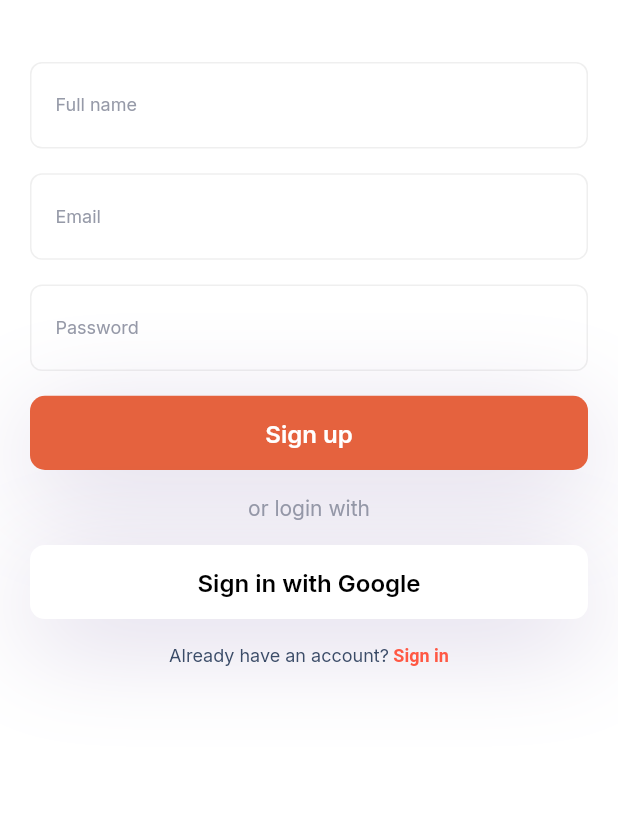
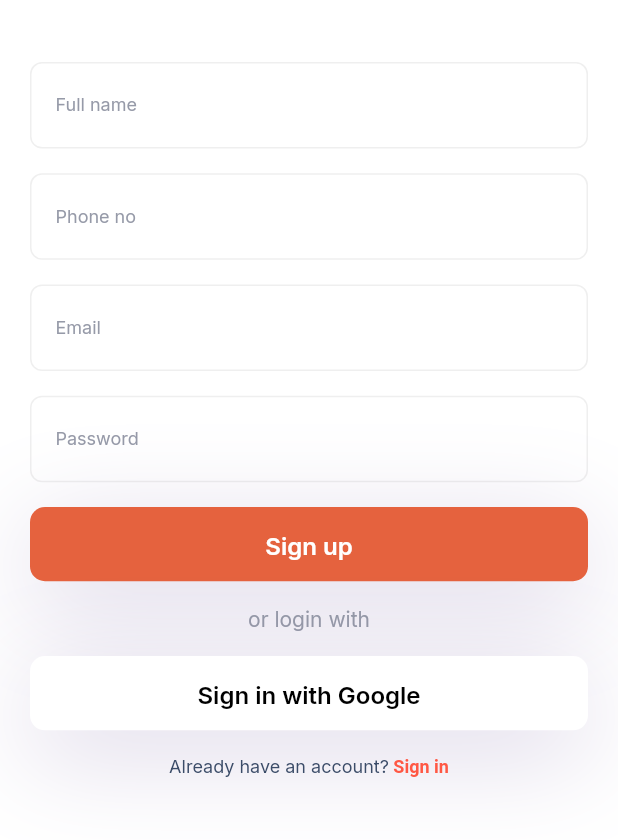
Before and after one commit to 1041harpreet/doabaindianRestaurent, a Flutter app: the SignUpScreen screen opened directly, on a phone screen of 412 x 824 dp, the part 301-1141 px from its top. Run offline on Flutter 3.47's test engine with Material 2 defaults, Android fonts, the phone set to English and light mode, and no system bars; drawn by our look-alikes of reactive_forms; our stand-ins replace auto_animated, auto_size_text, awesome_notifications, badges, cached_network_image, carousel_slider and 12 more; missing offline and left inert: awesome_notifications_fcm, dart:ffi, iconify_flutter, mailer, maps_launcher; accounts and stored records are empty.

Commit message:
auth ,cart completed

```diff
--- a/lib/screens/auth/login_screen.dart
+++ b/lib/screens/auth/login_screen.dart
@@ -3,6 +3,7 @@ import 'package:flutter_riverpod/flutter_riverpod.dart';
 import 'package:flutter_svg/svg.dart';
 import 'package:google_fonts/google_fonts.dart';
 import 'package:reactive_forms/reactive_forms.dart';
+import 'package:restaurent_app/screens/auth/forget_password.dart';
 import 'package:restaurent_app/screens/auth/sign_up_screen.dart';
 import 'package:restaurent_app/screens/navBar/nav_bar.dart';
 import 'package:restaurent_app/widgets/toast_service.dart';
@@ -108,7 +109,8 @@ class LoginScreen extends ConsumerWidget {
                   GestureDetector(
                     onTap: () {
                       print('click');
-                      authprovider.resetPassword('1041harpreet@gmail.com');
+                      Navigator.push(context, MaterialPageRoute(builder: (context) => ForgetPasswordScreen(),));
+                      // authprovider.resetPassword('1041harpreet@gmail.com');
                       // authprovider.updateEmail('1044harpreet@gmail.com');
 
                     },
@@ -132,6 +134,7 @@ class LoginScreen extends ConsumerWidget {
               Button(size,"Sign in",Colors.white,AppConfig.primaryColor,(){
                 if( authprovider.loginForm.valid){
                   authprovider.signIn(authprovider.loginForm.control('email').value,authprovider.loginForm.control('password').value,context);
+                  authprovider.getUserInfo();
                 print('sign in');
                 }
                 else{
--- a/lib/screens/auth/sign_up_screen.dart
+++ b/lib/screens/auth/sign_up_screen.dart
@@ -58,8 +58,8 @@ class SignUpScreen extends ConsumerWidget {
   const SignUpScreen({Key? key}) : super(key: key);
 
   @override
-  Widget build(BuildContext context,WidgetRef ref) {
-    final authprovider=ref.watch(authProvider);
+  Widget build(BuildContext context, WidgetRef ref) {
+    final authprovider = ref.watch(authProvider);
     final size = MediaQuery.of(context).size;
     return Scaffold(
       resizeToAvoidBottomInset: false,
@@ -67,7 +67,6 @@ class SignUpScreen extends ConsumerWidget {
       body: SafeArea(
         child: Column(
           children: [
-
             //to give space from top
             const Expanded(
               flex: 1,
@@ -77,7 +76,7 @@ class SignUpScreen extends ConsumerWidget {
             //page content here
             Expanded(
               flex: 9,
-              child: buildCard(size,authprovider,context),
+              child: buildCard(size, authprovider, context),
             ),
           ],
         ),
@@ -85,7 +84,7 @@ class SignUpScreen extends ConsumerWidget {
     );
   }
 
-  Widget buildCard(Size size,authprovider,context) {
+  Widget buildCard(Size size, authprovider, context) {
     return Container(
       alignment: Alignment.center,
       decoration: const BoxDecoration(
@@ -96,7 +95,7 @@ class SignUpScreen extends ConsumerWidget {
       child: Padding(
         padding: const EdgeInsets.symmetric(horizontal: 20.0),
         child: ReactiveForm(
-          formGroup:authprovider.SignUpForm ,
+          formGroup: authprovider.SignUpForm,
           child: Column(
             mainAxisAlignment: MainAxisAlignment.start,
             children: <Widget>[
@@ -132,37 +131,57 @@ class SignUpScreen extends ConsumerWidget {
                 height: size.height * 0.05,
               ),
               //email & password section
-              textfieldbtn(size, 'Full name', 'name',{
-                ValidationMessage.required: (error) => "The name must not be empty",
+              textfieldbtn(size, 'Full name', 'name', {
+                ValidationMessage.required: (error) =>
+                    "The name must not be empty",
               }),
               SizedBox(
                 height: size.height * 0.02,
               ),
-              textfieldbtn(size, 'Email', 'email',{
-                ValidationMessage.required: (error) => "The email must not be empty",
-                ValidationMessage.email: (error) => 'Please enter a valid email',
+              // email & password section
+              textfieldbtn(size, 'Phone no', 'phone', {
+                ValidationMessage.required: (error) =>
+                "The phone no must not be empty",
               }),
               SizedBox(
                 height: size.height * 0.02,
               ),
-              textfieldbtn(size, 'Password', 'password',{
-                ValidationMessage.required: (error) => "The password must not be empty",
+              textfieldbtn(size, 'Email', 'email', {
+                ValidationMessage.required: (error) =>
+                    "The email must not be empty",
+                ValidationMessage.email: (error) =>
+                    'Please enter a valid email',
+              }),
+              SizedBox(
+                height: size.height * 0.02,
+              ),
+              textfieldbtn(size, 'Password', 'password', {
+                ValidationMessage.required: (error) =>
+                    "The password must not be empty",
               }),
               SizedBox(
                 height: size.height * 0.02,
               ),
               //sign in button
-              authprovider.signupload==true ? loadingButton(size):
-              Button(size,"Sign up",Colors.white,AppConfig.primaryColor,()async{
+              authprovider.signupload == true
+                  ? loadingButton(size)
+                  : Button(
+                      size, "Sign up", Colors.white, AppConfig.primaryColor,
+                      () async {
                       print('sign up start');
-                if( authprovider.SignUpForm.valid){
-                 await authprovider.signUp( authprovider.SignUpForm.control('email').value,authprovider.SignUpForm.control('password').value,context,authprovider.SignUpForm.control('name').value);
+                      if (authprovider.SignUpForm.valid) {
+                        await authprovider.signUp(
+                            authprovider.SignUpForm.control('email').value,
+                            authprovider.SignUpForm.control('password').value,
+                            context,
+                            authprovider.SignUpForm.control('name').value,
+                            authprovider.SignUpForm.control('phone').value);
                         print('sign up end');
-                }
-                else{
+                      } else {
                         print('invalid');
                         authprovider.SignUpForm.markAllAsTouched();
-                  showErrorToast(message: 'fill the detail first',context: context);
+                        showErrorToast(
+                            message: 'fill the detail first', context: context);
                       }
                     }),
               SizedBox(
@@ -179,7 +198,8 @@ class SignUpScreen extends ConsumerWidget {
               SizedBox(
                 height: size.height * 0.02,
               ),
-              Button(size,"Sign in with Google",Colors.black,Colors.white,(){
+              Button(size, "Sign in with Google", Colors.black, Colors.white,
+                  () {
                 print('sign in with google');
               }),
               SizedBox(
@@ -188,7 +208,11 @@ class SignUpScreen extends ConsumerWidget {
               //footer section. sign up text here
               GestureDetector(
                   onTap: () {
-                    Navigator.push(context,MaterialPageRoute(builder: (context) => LoginScreen(),));
+                    Navigator.push(
+                        context,
+                        MaterialPageRoute(
+                          builder: (context) => LoginScreen(),
+                        ));
                   },
                   child: footerText()),
             ],
@@ -198,67 +222,11 @@ class SignUpScreen extends ConsumerWidget {
     );
   }
 
-  Widget richText(double fontSize,) {
-    return Text.rich(
-      TextSpan(
-        style: GoogleFonts.inter(
-          fontSize: fontSize,
-          color: const Color(0xFF21899C),
-          letterSpacing: 2.000000061035156,
-        ),
-        children: const [
-          TextSpan(
-            text: 'DOABA INDIAN ',
-            style: TextStyle(
-              fontWeight: FontWeight.w800,
-            ),
-          ),
-          TextSpan(
-            text: 'RESTAURENT',
-            style: TextStyle(
-              color: Color(0xFFFE9879),
-              fontWeight: FontWeight.w800,
-            ),
-          ),
-        ],
-      ),
-    );
-  }
-
-  Widget textfieldbtn(Size size, lable, controlname,validation) {
-    return Container(
-      alignment: Alignment.center,
-      height: size.height * 0.07,
-      padding: const EdgeInsets.symmetric(horizontal: 16),
-      decoration: BoxDecoration(
-        borderRadius: BorderRadius.circular(8.0),
-        border: Border.all(
-          width: 1.0,
-          color: const Color(0xFFEFEFEF),
-        ),
-      ),
-      child: ReactiveTextField(
-        formControlName: controlname,
-        style: GoogleFonts.inter(
-          fontSize: 16.0,
-          color: const Color(0xFF15224F),
-        ),
-        validationMessages: validation,
-        maxLines: 1,
-        cursorColor: const Color(0xFF15224F),
-        decoration: InputDecoration(
-            labelText: lable,
-            labelStyle: GoogleFonts.inter(
-              fontSize: 12.0,
-              color: const Color(0xFF969AA8),
-            ),
-            border: InputBorder.none),
-      ),
-    );
-  }
 
 
-  Widget Button(Size size,title,titlecolor,buttoncolor,ontap) {
+
+}
+Widget Button(Size size, title, titlecolor, buttoncolor, ontap) {
   return GestureDetector(
     onTap: ontap,
     child: Container(
@@ -317,7 +285,6 @@ class SignUpScreen extends ConsumerWidget {
     ),
   );
 }
-}
 Widget loadingButton(Size size) {
   return Container(
       alignment: Alignment.center,
@@ -333,6 +300,65 @@ Widget loadingButton(Size size) {
           ),
         ],
       ),
-      child: const Center(child: CircularProgressIndicator(color:Colors.white,))
+      child: const Center(
+          child: CircularProgressIndicator(
+        color: Colors.white,
+      )));
+}
+Widget textfieldbtn(Size size, lable, controlname, validation) {
+  return Container(
+    alignment: Alignment.center,
+    height: size.height * 0.07,
+    padding: const EdgeInsets.symmetric(horizontal: 16),
+    decoration: BoxDecoration(
+      borderRadius: BorderRadius.circular(8.0),
+      border: Border.all(
+        width: 1.0,
+        color: const Color(0xFFEFEFEF),
+      ),
+    ),
+    child: ReactiveTextField(
+      formControlName: controlname,
+      style: GoogleFonts.inter(
+        fontSize: 16.0,
+        color: const Color(0xFF15224F),
+      ),
+      validationMessages: validation,
+      maxLines: 1,
+      cursorColor: const Color(0xFF15224F),
+      decoration: InputDecoration(
+          labelText: lable,
+          labelStyle: GoogleFonts.inter(
+            fontSize: 12.0,
+            color: const Color(0xFF969AA8),
+          ),
+          border: InputBorder.none),
+    ),
   );
 }
+Widget richText(double fontSize,) {
+  return Text.rich(
+    TextSpan(
+      style: GoogleFonts.inter(
+        fontSize: fontSize,
+        color: const Color(0xFF21899C),
+        letterSpacing: 2.000000061035156,
+      ),
+      children: const [
+        TextSpan(
+          text: 'DOABA INDIAN ',
+          style: TextStyle(
+            fontWeight: FontWeight.w800,
+          ),
+        ),
+        TextSpan(
+          text: 'RESTAURENT',
+          style: TextStyle(
+            color: Color(0xFFFE9879),
+            fontWeight: FontWeight.w800,
+          ),
+        ),
+      ],
+    ),
+  );
+}
--- a/lib/screens/auth/splash_screen.dart
+++ b/lib/screens/auth/splash_screen.dart
@@ -48,7 +48,7 @@ Widget richText( context) {
           ),
         ),
         TextSpan(
-          text: 'RESTAURENT',
+          text: 'RESTAURANT',
           style: TextStyle(
             color: Color(0xFFFE9879),
             fontWeight: FontWeight.w800,
--- a/lib/services/notification_service/notification.dart
+++ b/lib/services/notification_service/notification.dart
@@ -144,6 +144,8 @@ class NotificationController extends ChangeNotifier {
   NotificationController._internal();
 
   factory NotificationController() {
+    print('gettingbcounter');
+    print(AwesomeNotifications().getGlobalBadgeCounter());
     return _instance;
   }
 
@@ -151,8 +153,6 @@ class NotificationController extends ChangeNotifier {
   String _firebaseToken = '';
   String get firebaseToken => _firebaseToken;
 
-  String _nativeToken = '';
-  String get nativeToken => _nativeToken;
 
   ReceivedAction? initialAction;
 
@@ -209,9 +209,7 @@ class NotificationController extends ChangeNotifier {
   //   REMOTE NOTIFICATION EVENTS
   /// Use this method to detect when a new fcm token is received
   static Future<void> myFcmTokenHandle(String token) async {
-
     debugPrint('Firebase Token:"$token"');
-
     _instance._firebaseToken = token;
     _instance.notifyListeners();
   }
@@ -298,7 +296,7 @@ class NotificationController extends ChangeNotifier {
             notificationLayout: NotificationLayout.BigPicture,
             payload: {'notificationId': '1234567890'}),
         actionButtons: [
-          NotificationActionButton(key: 'REDIRECT', label: 'Redirect'),
+          NotificationActionButton(key: 'REDIRECT', label: 'Redirect',),
           NotificationActionButton(
               key: 'REPLY',
               label: 'Reply Message',
@@ -324,6 +322,7 @@ class NotificationController extends ChangeNotifier {
       print('fcm available');
       try {
         return await AwesomeNotificationsFcm().requestFirebaseAppToken();
+
       } catch (exception) {
         debugPrint('$exception');
       }
```
Also changed, not shown: lib/main.dart (+6 -13 lines), lib/provider/auth_provider.dart (+102 -30 lines), lib/provider/cart_provider.dart (+85 -22 lines), lib/screens/auth/loader_screen.dart (+3 -31 lines), lib/screens/navBar/cart_Page/cart_page.dart (+14 -9 lines), lib/screens/navBar/profille_page/profile_page.dart (+31 -23 lines). Lines whose indentation alone changed are shown as unchanged.
